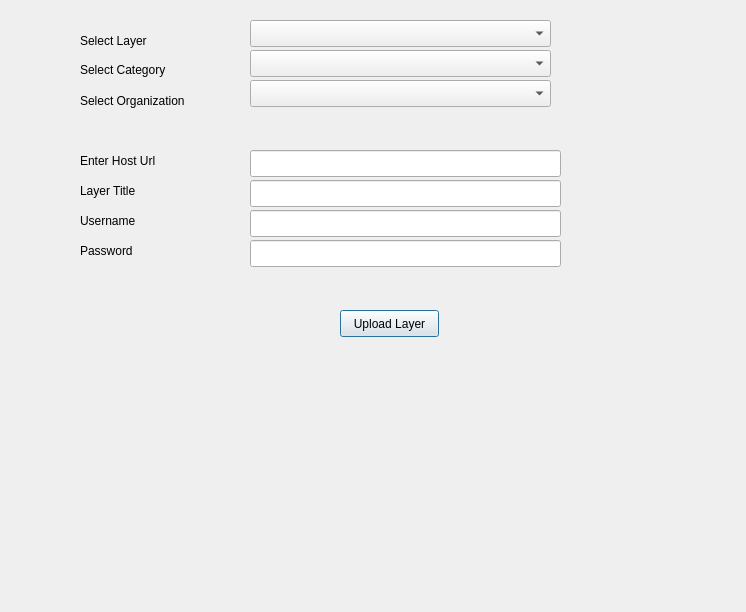
Above: SaveLayerInGeoDASH/save_layer_geodash_plugin_dialog_base.ui from jahangir091/qgis-plugin-for-uploading-layer-to-geodash before the change. Below: the same form after it.
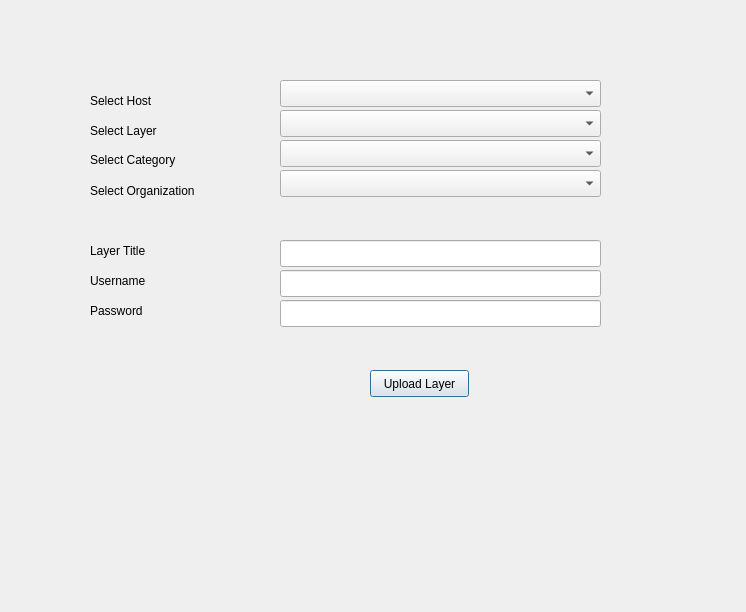
That is the form after the change.

```diff
--- a/SaveLayerInGeoDASH/save_layer_geodash_plugin_dialog_base.ui
+++ b/SaveLayerInGeoDASH/save_layer_geodash_plugin_dialog_base.ui
@@ -13,47 +13,12 @@
   <property name="windowTitle">
    <string>Save Layer in GeoDASH</string>
   </property>
-  <widget class="QLineEdit" name="host">
-   <property name="geometry">
-    <rect>
-     <x>250</x>
-     <y>150</y>
-     <width>311</width>
-     <height>27</height>
-    </rect>
-   </property>
-   <property name="mouseTracking">
-    <bool>false</bool>
-   </property>
-   <property name="autoFillBackground">
-    <bool>false</bool>
-   </property>
-   <property name="text">
-    <string/>
-   </property>
-   <property name="placeholderText">
-    <string/>
-   </property>
-  </widget>
-  <widget class="QLabel" name="label">
-   <property name="geometry">
-    <rect>
-     <x>80</x>
-     <y>150</y>
-     <width>111</width>
-     <height>21</height>
-    </rect>
-   </property>
-   <property name="text">
-    <string>Enter Host Url</string>
-   </property>
-  </widget>
   <widget class="QLineEdit" name="username">
    <property name="geometry">
     <rect>
-     <x>250</x>
-     <y>210</y>
-     <width>311</width>
+     <x>280</x>
+     <y>270</y>
+     <width>321</width>
      <height>27</height>
     </rect>
    </property>
@@ -64,9 +29,9 @@
   <widget class="QLineEdit" name="password">
    <property name="geometry">
     <rect>
-     <x>250</x>
-     <y>240</y>
-     <width>311</width>
+     <x>280</x>
+     <y>300</y>
+     <width>321</width>
      <height>27</height>
     </rect>
    </property>
@@ -74,8 +39,8 @@
   <widget class="QLabel" name="label_2">
    <property name="geometry">
     <rect>
-     <x>80</x>
-     <y>240</y>
+     <x>90</x>
+     <y>300</y>
      <width>71</width>
      <height>21</height>
     </rect>
@@ -87,8 +52,8 @@
   <widget class="QLabel" name="label_3">
    <property name="geometry">
     <rect>
-     <x>80</x>
-     <y>210</y>
+     <x>90</x>
+     <y>270</y>
      <width>71</width>
      <height>21</height>
     </rect>
@@ -100,9 +65,9 @@
   <widget class="QComboBox" name="selectLayer">
    <property name="geometry">
     <rect>
-     <x>250</x>
-     <y>20</y>
-     <width>301</width>
+     <x>280</x>
+     <y>110</y>
+     <width>321</width>
      <height>27</height>
     </rect>
    </property>
@@ -110,8 +75,8 @@
   <widget class="QLabel" name="label_4">
    <property name="geometry">
     <rect>
-     <x>80</x>
-     <y>30</y>
+     <x>90</x>
+     <y>120</y>
      <width>111</width>
      <height>21</height>
     </rect>
@@ -123,8 +88,8 @@
   <widget class="QPushButton" name="uploadButton">
    <property name="geometry">
     <rect>
-     <x>340</x>
-     <y>310</y>
+     <x>370</x>
+     <y>370</y>
      <width>99</width>
      <height>27</height>
     </rect>
@@ -136,9 +101,9 @@
   <widget class="QComboBox" name="selectCategory">
    <property name="geometry">
     <rect>
-     <x>250</x>
-     <y>50</y>
-     <width>301</width>
+     <x>280</x>
+     <y>140</y>
+     <width>321</width>
      <height>27</height>
     </rect>
    </property>
@@ -146,8 +111,8 @@
   <widget class="QLabel" name="label_6">
    <property name="geometry">
     <rect>
-     <x>80</x>
-     <y>60</y>
+     <x>90</x>
+     <y>150</y>
      <width>111</width>
      <height>20</height>
     </rect>
@@ -159,9 +124,9 @@
   <widget class="QComboBox" name="selectOrganization">
    <property name="geometry">
     <rect>
-     <x>250</x>
-     <y>80</y>
-     <width>301</width>
+     <x>280</x>
+     <y>170</y>
+     <width>321</width>
      <height>27</height>
     </rect>
    </property>
@@ -169,8 +134,8 @@
   <widget class="QLabel" name="label_7">
    <property name="geometry">
     <rect>
-     <x>80</x>
-     <y>90</y>
+     <x>90</x>
+     <y>180</y>
      <width>141</width>
      <height>21</height>
     </rect>
@@ -182,9 +147,9 @@
   <widget class="QLineEdit" name="layerTitle">
    <property name="geometry">
     <rect>
-     <x>250</x>
-     <y>180</y>
-     <width>311</width>
+     <x>280</x>
+     <y>240</y>
+     <width>321</width>
      <height>27</height>
     </rect>
    </property>
@@ -192,8 +157,8 @@
   <widget class="QLabel" name="label_8">
    <property name="geometry">
     <rect>
-     <x>80</x>
-     <y>180</y>
+     <x>90</x>
+     <y>240</y>
      <width>71</width>
      <height>21</height>
     </rect>
@@ -205,8 +170,8 @@
   <widget class="QLabel" name="errorDisplay">
    <property name="geometry">
     <rect>
-     <x>140</x>
-     <y>360</y>
+     <x>150</x>
+     <y>520</y>
      <width>501</width>
      <height>31</height>
     </rect>
@@ -218,7 +183,29 @@
     <bool>false</bool>
    </property>
   </widget>
-  <zorder>host</zorder>
+  <widget class="QComboBox" name="selectHost">
+   <property name="geometry">
+    <rect>
+     <x>280</x>
+     <y>80</y>
+     <width>321</width>
+     <height>27</height>
+    </rect>
+   </property>
+  </widget>
+  <widget class="QLabel" name="label_9">
+   <property name="geometry">
+    <rect>
+     <x>90</x>
+     <y>90</y>
+     <width>111</width>
+     <height>21</height>
+    </rect>
+   </property>
+   <property name="text">
+    <string>Select Host</string>
+   </property>
+  </widget>
   <zorder>username</zorder>
   <zorder>password</zorder>
   <zorder>label_2</zorder>
```
Left out of the diff: 3 changed lines with no effect on the pictures.
